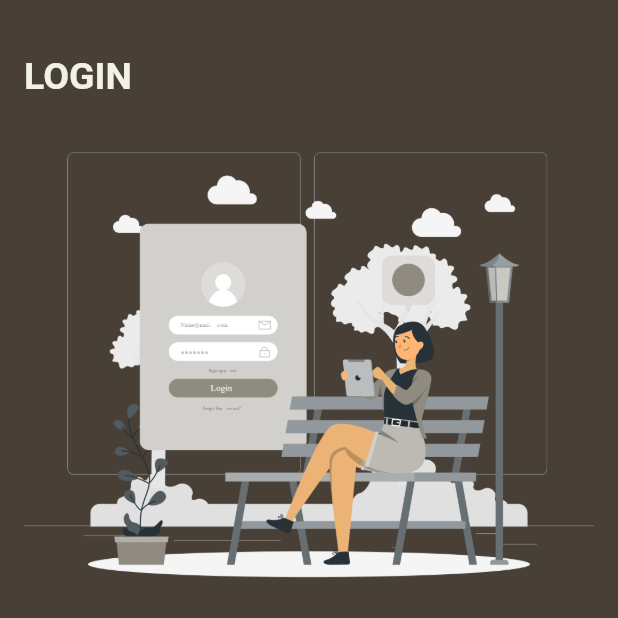
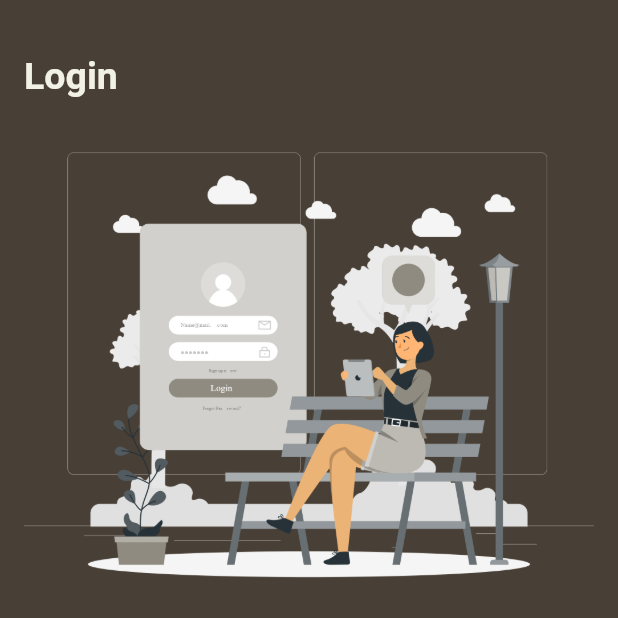
Before and after one commit to mohamedshalaby22/Coffee_App, a Flutter app: the screen it shows after launch, after a tap on "LOGIN", on a phone screen of 412 x 824 dp, the top half of it. Run offline on Flutter 3.47's test engine with Material 2 defaults, Android fonts, the phone set to English and light mode, and no system bars; our stand-ins replace cached_network_image, get; network calls fail.

```diff
--- a/lib/bottom_nav.dart/detail.dart
+++ b/lib/bottom_nav.dart/detail.dart
@@ -1,5 +1,6 @@
 // ignore_for_file: use_key_in_widget_constructors
 
+import 'package:cached_network_image/cached_network_image.dart';
 import 'package:coffee_app/models/data_model.dart';
 import 'package:coffee_app/components/text.dart';
 import 'package:flutter/material.dart';
@@ -35,8 +36,8 @@ class _CartPageState extends State<Detail> {
                     decoration: BoxDecoration(
                       borderRadius: BorderRadius.circular(15),
                     ),
-                    child: Image.network(
-                      widget.detail!.image,
+                    child: CachedNetworkImage(
+                      imageUrl: widget.detail!.image,
                       fit: BoxFit.fill,
                     ),
                   ),
--- a/lib/bottom_nav.dart/profile_page.dart
+++ b/lib/bottom_nav.dart/profile_page.dart
@@ -1,3 +1,4 @@
+import 'package:cached_network_image/cached_network_image.dart';
 import 'package:coffee_app/components/text.dart';
 import 'package:flutter/material.dart';
 
@@ -28,7 +29,7 @@ class ProfilePage extends StatelessWidget {
                   child: const CircleAvatar(
                     backgroundColor: Color(0xff8f8b80),
                     radius: 60,
-                    backgroundImage: NetworkImage(
+                    backgroundImage: CachedNetworkImageProvider(
                         'https://images.unsplash.com/photo-1614880353165-e56fac2ea9a8?ixlib=rb-1.2.1&ixid=MnwxMjA3fDB8MHxwaG90by1wYWdlfHx8fGVufDB8fHx8&auto=format&fit=crop&w=687&q=80'),
                   ),
                 ),
--- a/lib/main.dart
+++ b/lib/main.dart
@@ -2,7 +2,7 @@ import 'package:flutter/material.dart';
 import 'package:flutter/services.dart';
 import 'package:get/get.dart';
 import 'constant/constants.dart';
-import 'widgets/login_page.dart';
+import 'screens/splash_page.dart';
 
 void main() {
   runApp(const MyApp());
@@ -11,7 +11,6 @@ void main() {
 class MyApp extends StatelessWidget {
   const MyApp({Key? key}) : super(key: key);
 
-  // This widget is the root of your application.
   @override
   Widget build(BuildContext context) {
     return GetMaterialApp(
@@ -25,6 +24,6 @@ class MyApp extends StatelessWidget {
                   statusBarColor: Colors.transparent,
                   statusBarIconBrightness: Brightness.light,
                 ))),
-        home: LoginPage());
+        home: const SplashScreen());
   }
 }
--- a/lib/widgets/login_page.dart
+++ b/lib/screens/login_page.dart
@@ -4,7 +4,6 @@ import 'package:coffee_app/constant/constants.dart';
 import 'package:coffee_app/controller/bottom_nav.dart';
 import 'package:flutter/material.dart';
 import 'package:get/get.dart';
-
 import '../components/text_form_field.dart';
 
 // ignore: must_be_immutable
@@ -24,6 +23,7 @@ class LoginPage extends StatelessWidget {
         body: Form(
           key: formKey,
           child: SingleChildScrollView(
+            physics: const BouncingScrollPhysics(),
             child: SafeArea(
               child: Padding(
                 padding: const EdgeInsets.all(16),
@@ -33,7 +33,7 @@ class LoginPage extends StatelessWidget {
                     const SizedBox(
                       height: 20,
                     ),
-                    TextWidget(text: 'Login'.toUpperCase()),
+                    TextWidget(text: 'Login'),
                     const SizedBox(
                       height: 20,
                     ),
--- /dev/null
+++ b/lib/screens/splash_page.dart
@@ -0,0 +1,42 @@
+import 'dart:async';
+import 'package:coffee_app/screens/login_page.dart';
+import 'package:flutter/material.dart';
+import 'package:get/get.dart';
+
+class SplashScreen extends StatefulWidget {
+  const SplashScreen({Key? key}) : super(key: key);
+
+  @override
+  State<SplashScreen> createState() => _SplashScreenState();
+}
+
+class _SplashScreenState extends State<SplashScreen> {
+  @override
+  void initState() {
+    Timer(const Duration(seconds: 3), () {
+      Get.offAll(() => LoginPage());
+    });
+    super.initState();
+  }
+
+  @override
+  Widget build(BuildContext context) {
+    var size = MediaQuery.of(context).size;
+    return Scaffold(
+        extendBodyBehindAppBar: true,
+        appBar: AppBar(),
+        body: TweenAnimationBuilder(
+            curve: Curves.easeInOut,
+            tween: Tween<double>(begin: 20, end: size.width * 0.90),
+            duration: const Duration(seconds: 3),
+            builder: (BuildContext context, dynamic value, child) {
+              return Center(
+                child: Container(
+                    width: value,
+                    height: value,
+                    margin: const EdgeInsets.only(right: 10),
+                    child: Image.asset('assets/sp1.png')),
+              );
+            }));
+  }
+}
--- a/lib/widgets/cart_widget.dart
+++ b/lib/widgets/cart_widget.dart
@@ -1,5 +1,6 @@
 // ignore_for_file: must_be_immutable
 
+import 'package:cached_network_image/cached_network_image.dart';
 import 'package:flutter/material.dart';
 
 import '../constant/constants.dart';
@@ -34,8 +35,8 @@ class CartWidget extends StatelessWidget {
             decoration: BoxDecoration(
               borderRadius: BorderRadius.circular(15),
             ),
-            child: Image.network(
-              image,
+            child: CachedNetworkImage(
+              imageUrl: image,
               fit: BoxFit.fill,
             ),
           ),
--- a/lib/widgets/items_list.dart
+++ b/lib/widgets/items_list.dart
@@ -1,5 +1,6 @@
 // ignore_for_file: must_be_immutable
 
+import 'package:cached_network_image/cached_network_image.dart';
 import 'package:coffee_app/constant/constants.dart';
 import 'package:flutter/material.dart';
 
@@ -41,7 +42,10 @@ class ItemsList extends StatelessWidget {
                     decoration: BoxDecoration(
                       borderRadius: BorderRadius.circular(10),
                     ),
-                    child: Image.network(image, fit: BoxFit.cover),
+                    child: CachedNetworkImage(
+                      imageUrl: image,
+                      fit: BoxFit.cover,
+                    ),
                   ),
                   Positioned(
                     right: 0,
--- a/lib/widgets/offers.dart
+++ b/lib/widgets/offers.dart
@@ -1,3 +1,4 @@
+import 'package:cached_network_image/cached_network_image.dart';
 import 'package:flutter/material.dart';
 import '../constant/constants.dart';
 
@@ -25,8 +26,9 @@ class OffersWidget extends StatelessWidget {
             decoration: BoxDecoration(
               borderRadius: BorderRadius.circular(10),
             ),
-            child: Image.network(
-                'https://th.bing.com/th/id/R.0ed2b899873c0419d8e9ae7b4b1d880f?rik=HLcRxuOtWaZnjQ&riu=http%3a%2f%2fpaintingrachelred.weebly.com%2fuploads%2f2%2f3%2f8%2f6%2f23867843%2f4309545_orig.jpg&ehk=IFkRhQd3lBAjMdohs95GZulZcZRQuaG3pT3ib0r%2bMpM%3d&risl=&pid=ImgRaw&r=0',
+            child: CachedNetworkImage(
+                imageUrl:
+                    'https://th.bing.com/th/id/R.0ed2b899873c0419d8e9ae7b4b1d880f?rik=HLcRxuOtWaZnjQ&riu=http%3a%2f%2fpaintingrachelred.weebly.com%2fuploads%2f2%2f3%2f8%2f6%2f23867843%2f4309545_orig.jpg&ehk=IFkRhQd3lBAjMdohs95GZulZcZRQuaG3pT3ib0r%2bMpM%3d&risl=&pid=ImgRaw&r=0',
                 fit: BoxFit.fill),
           ),
           const SizedBox(
--- a/pubspec.yaml
+++ b/pubspec.yaml
@@ -35,6 +35,7 @@ dependencies:
   # Use with the CupertinoIcons class for iOS style icons.
   cupertino_icons: ^1.0.2
   get: ^4.6.5
+  cached_network_image: ^3.2.1
 
 dev_dependencies:
   flutter_test:
@@ -60,7 +61,8 @@ flutter:
 
   # To add assets to your application, add an assets section, like this:
   assets:
-    - assets/lo.png
+    - assets/
+
   #   - images/a_dot_ham.jpeg
 
   # An image asset can refer to one or more resolution-specific "variants", see
```
Also changed, not shown: lib/widgets/app_bar.dart (+5 -4 lines), assets/sp1.png (added), pubspec.lock, 1 other file.
